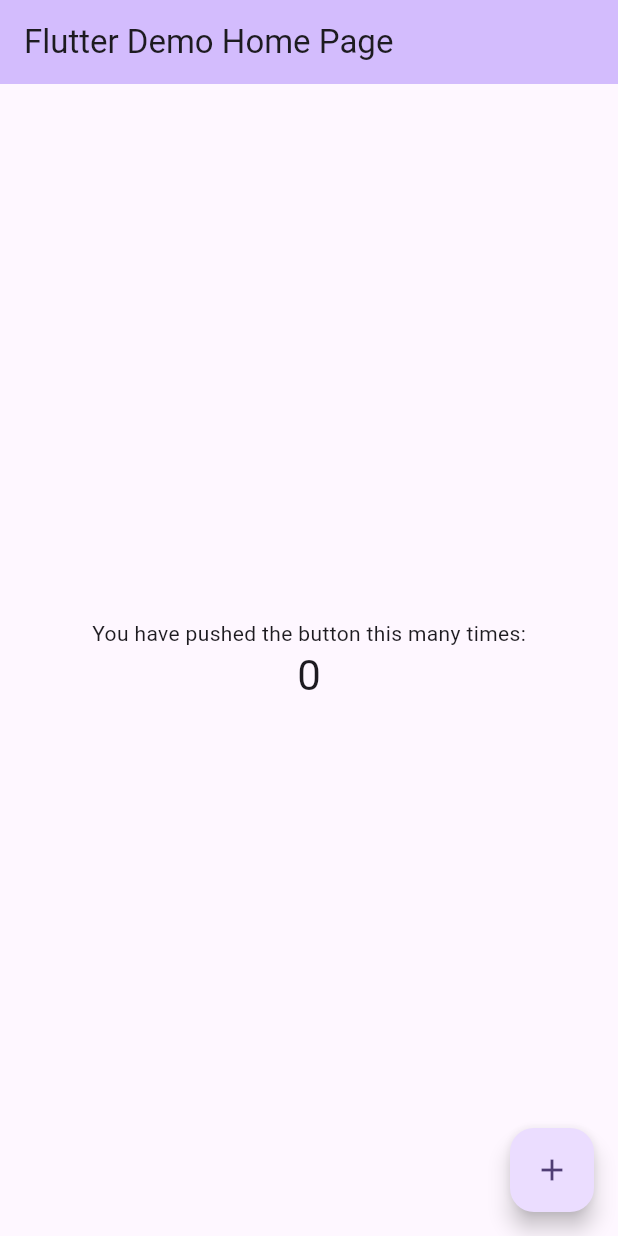
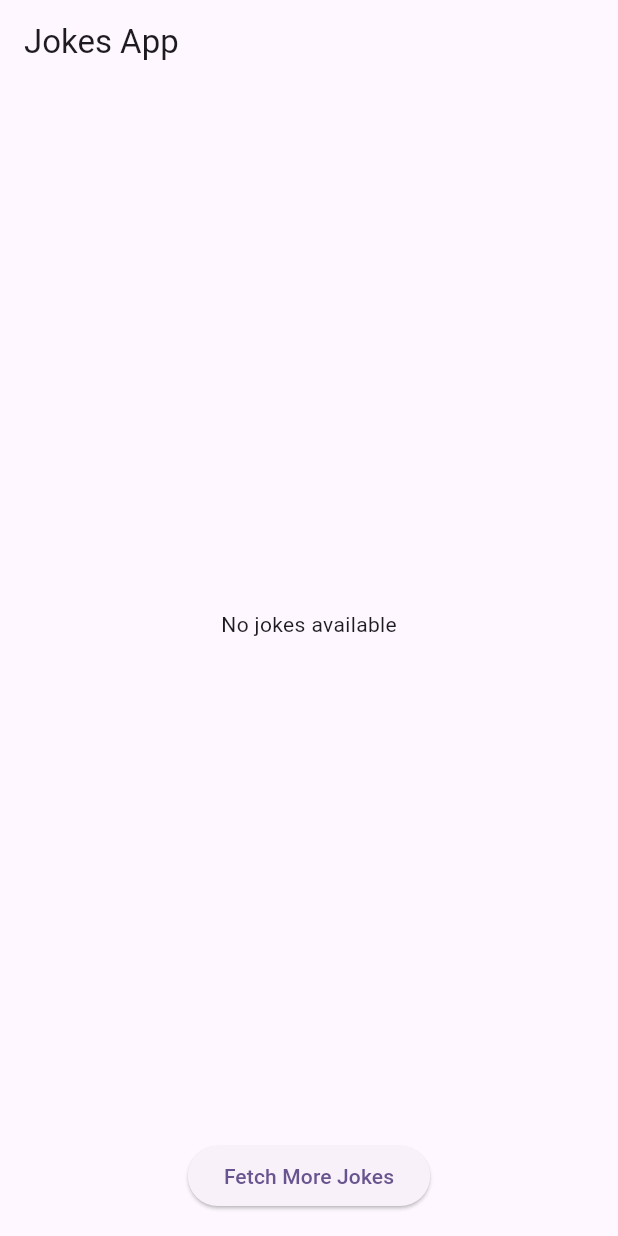
Before and after one commit to paranietharan/wireless-communications-lab, a Flutter app: the screen it shows after launch, on a phone screen of 412 x 824 dp. Run offline on Flutter 3.47's test engine with Material 3 defaults, Android fonts, the phone set to English and light mode, and no system bars; our stand-ins replace dio, shared_preferences.

Commit message:
basic app working

```diff
--- a/jokes_app_v2/lib/main.dart
+++ b/jokes_app_v2/lib/main.dart
@@ -1,4 +1,5 @@
 import 'package:flutter/material.dart';
+import 'package:jokes_app_v2/pages/home_page.dart';
 
 void main() {
   runApp(const MyApp());
@@ -7,119 +8,15 @@ void main() {
 class MyApp extends StatelessWidget {
   const MyApp({super.key});
 
-  // This widget is the root of your application.
   @override
   Widget build(BuildContext context) {
     return MaterialApp(
       title: 'Flutter Demo',
       theme: ThemeData(
-        // This is the theme of your application.
-        //
-        // TRY THIS: Try running your application with "flutter run". You'll see
-        // the application has a purple toolbar. Then, without quitting the app,
-        // try changing the seedColor in the colorScheme below to Colors.green
-        // and then invoke "hot reload" (save your changes or press the "hot
-        // reload" button in a Flutter-supported IDE, or press "r" if you used
-        // the command line to start the app).
-        //
-        // Notice that the counter didn't reset back to zero; the application
-        // state is not lost during the reload. To reset the state, use hot
-        // restart instead.
-        //
-        // This works for code too, not just values: Most code changes can be
-        // tested with just a hot reload.
         colorScheme: ColorScheme.fromSeed(seedColor: Colors.deepPurple),
         useMaterial3: true,
       ),
-      home: const MyHomePage(title: 'Flutter Demo Home Page'),
+      home: HomePage(),
     );
   }
 }
-
-class MyHomePage extends StatefulWidget {
-  const MyHomePage({super.key, required this.title});
-
-  // This widget is the home page of your application. It is stateful, meaning
-  // that it has a State object (defined below) that contains fields that affect
-  // how it looks.
-
-  // This class is the configuration for the state. It holds the values (in this
-  // case the title) provided by the parent (in this case the App widget) and
-  // used by the build method of the State. Fields in a Widget subclass are
-  // always marked "final".
-
-  final String title;
-
-  @override
-  State<MyHomePage> createState() => _MyHomePageState();
-}
-
-class _MyHomePageState extends State<MyHomePage> {
-  int _counter = 0;
-
-  void _incrementCounter() {
-    setState(() {
-      // This call to setState tells the Flutter framework that something has
-      // changed in this State, which causes it to rerun the build method below
-      // so that the display can reflect the updated values. If we changed
-      // _counter without calling setState(), then the build method would not be
-      // called again, and so nothing would appear to happen.
-      _counter++;
-    });
-  }
-
-  @override
-  Widget build(BuildContext context) {
-    // This method is rerun every time setState is called, for instance as done
-    // by the _incrementCounter method above.
-    //
-    // The Flutter framework has been optimized to make rerunning build methods
-    // fast, so that you can just rebuild anything that needs updating rather
-    // than having to individually change instances of widgets.
-    return Scaffold(
-      appBar: AppBar(
-        // TRY THIS: Try changing the color here to a specific color (to
-        // Colors.amber, perhaps?) and trigger a hot reload to see the AppBar
-        // change color while the other colors stay the same.
-        backgroundColor: Theme.of(context).colorScheme.inversePrimary,
-        // Here we take the value from the MyHomePage object that was created by
-        // the App.build method, and use it to set our appbar title.
-        title: Text(widget.title),
-      ),
-      body: Center(
-        // Center is a layout widget. It takes a single child and positions it
-        // in the middle of the parent.
-        child: Column(
-          // Column is also a layout widget. It takes a list of children and
-          // arranges them vertically. By default, it sizes itself to fit its
-          // children horizontally, and tries to be as tall as its parent.
-          //
-          // Column has various properties to control how it sizes itself and
-          // how it positions its children. Here we use mainAxisAlignment to
-          // center the children vertically; the main axis here is the vertical
-          // axis because Columns are vertical (the cross axis would be
-          // horizontal).
-          //
-          // TRY THIS: Invoke "debug painting" (choose the "Toggle Debug Paint"
-          // action in the IDE, or press "p" in the console), to see the
-          // wireframe for each widget.
-          mainAxisAlignment: MainAxisAlignment.center,
-          children: <Widget>[
-            const Text(
-              'You have pushed the button this many times:',
-            ),
-            Text(
-              '$_counter',
-              style: Theme.of(context).textTheme.headlineMedium,
-            ),
-          ],
-        ),
-      ),
-      floatingActionButton: FloatingActionButton(
-        onPressed: _incrementCounter,
-        tooltip: 'Increment',
-        child: const Icon(Icons.add),
-      ), // This trailing comma makes auto-formatting nicer for build methods.
-    );
-  }
-}
--- /dev/null
+++ b/jokes_app_v2/lib/model/joke.dart
@@ -0,0 +1,22 @@
+class Joke {
+  final String setup;
+  final String punchline;
+
+  Joke({required this.setup, required this.punchline});
+
+  String get fullJoke => "$setup $punchline";
+
+  factory Joke.fromJson(Map<String, dynamic> json) {
+    return Joke(
+      setup: json['setup'] ?? '',
+      punchline: json['punchline'] ?? '',
+    );
+  }
+
+  Map<String, dynamic> toJson() {
+    return {
+      'setup': setup,
+      'punchline': punchline,
+    };
+  }
+}
--- /dev/null
+++ b/jokes_app_v2/lib/pages/home_page.dart
@@ -0,0 +1,87 @@
+import 'package:flutter/material.dart';
+import '../model/joke.dart';
+import '../services/joke_service.dart';
+
+class HomePage extends StatefulWidget {
+  @override
+  _HomePageState createState() => _HomePageState();
+}
+
+class _HomePageState extends State<HomePage> {
+  final JokeService _jokeService = JokeService();
+  List<Joke> jokes = [];
+  bool _isLoading = false;
+
+  @override
+  void initState() {
+    super.initState();
+    loadJokes();
+  }
+
+  Future<void> loadJokes() async {
+    setState(() => _isLoading = true);
+    try {
+      final loadedJokes = await _jokeService.getCachedJokes();
+      setState(() => jokes = loadedJokes);
+    } catch (e) {
+      print('Error loading jokes: $e');
+    } finally {
+      setState(() => _isLoading = false);
+    }
+  }
+
+  Future<void> fetchJokes() async {
+    setState(() => _isLoading = true);
+    try {
+      final newJokes = await _jokeService.fetchJokes();
+      setState(() => jokes = newJokes);
+    } catch (e) {
+      print('Error fetching jokes: $e');
+      final cachedJokes = await _jokeService.getCachedJokes();
+      setState(() => jokes = cachedJokes);
+    } finally {
+      setState(() => _isLoading = false);
+    }
+  }
+
+  @override
+  Widget build(BuildContext context) {
+    return Scaffold(
+      appBar: AppBar(
+        title: Text('Jokes App'),
+      ),
+      body: Padding(
+        padding: const EdgeInsets.all(16.0),
+        child: Column(
+          children: [
+            Expanded(
+              child: _isLoading
+                  ? Center(child: CircularProgressIndicator())
+                  : jokes.isEmpty
+                      ? Center(child: Text('No jokes available'))
+                      : ListView.builder(
+                          itemCount: jokes.length,
+                          itemBuilder: (context, index) {
+                            return Card(
+                              margin: EdgeInsets.symmetric(vertical: 10),
+                              child: Padding(
+                                padding: const EdgeInsets.all(16.0),
+                                child: Text(
+                                  jokes[index].fullJoke,
+                                  style: TextStyle(fontSize: 18),
+                                ),
+                              ),
+                            );
+                          },
+                        ),
+            ),
+            ElevatedButton(
+              onPressed: fetchJokes,
+              child: Text('Fetch More Jokes'),
+            ),
+          ],
+        ),
+      ),
+    );
+  }
+}
--- a/jokes_app_v2/pubspec.yaml
+++ b/jokes_app_v2/pubspec.yaml
@@ -35,6 +35,8 @@ dependencies:
   # The following adds the Cupertino Icons font to your application.
   # Use with the CupertinoIcons class for iOS style icons.
   cupertino_icons: ^1.0.8
+  dio: ^4.0.0
+  shared_preferences: ^2.0.6
 
 dev_dependencies:
   flutter_test:
```
Also changed, not shown: jokes_app_v2/lib/services/joke_service.dart (added, +71 -0 lines), jokes_app_v2/pubspec.lock, 1 other file.
